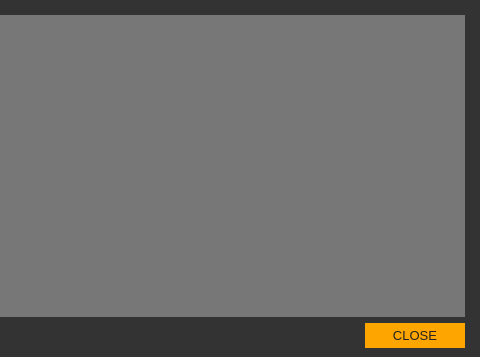
The window that src/gui/ui/depositdetailsdialog.ui (ConcealNetwork/conceal-desktop) describes before a commit, drawn with Qt 5; both pictures show x 256 to 736 and y 0 to 357 of the 736 by 357 pixel window.
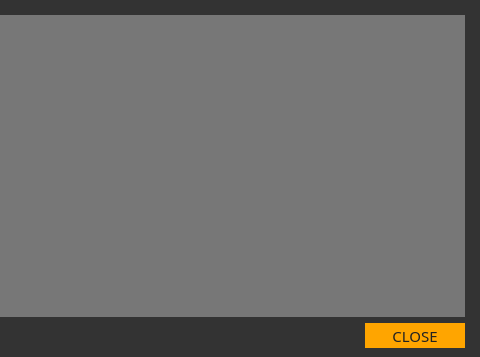
The same window after the commit.

```diff
--- a/src/gui/ui/depositdetailsdialog.ui
+++ b/src/gui/ui/depositdetailsdialog.ui
@@ -71,8 +71,8 @@
        </property>
        <property name="font">
         <font>
-         <family>Arial</family>
-         <pointsize>10</pointsize>
+         <family>Oswald</family>
+         <pointsize>11</pointsize>
         </font>
        </property>
        <property name="styleSheet">
```
